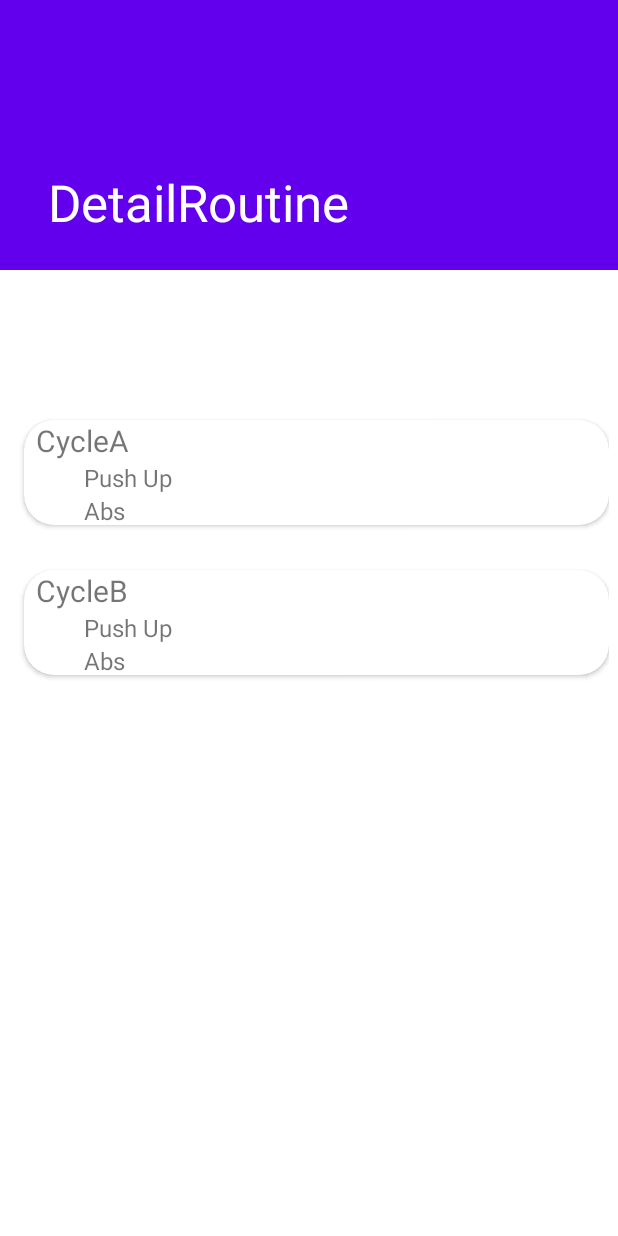
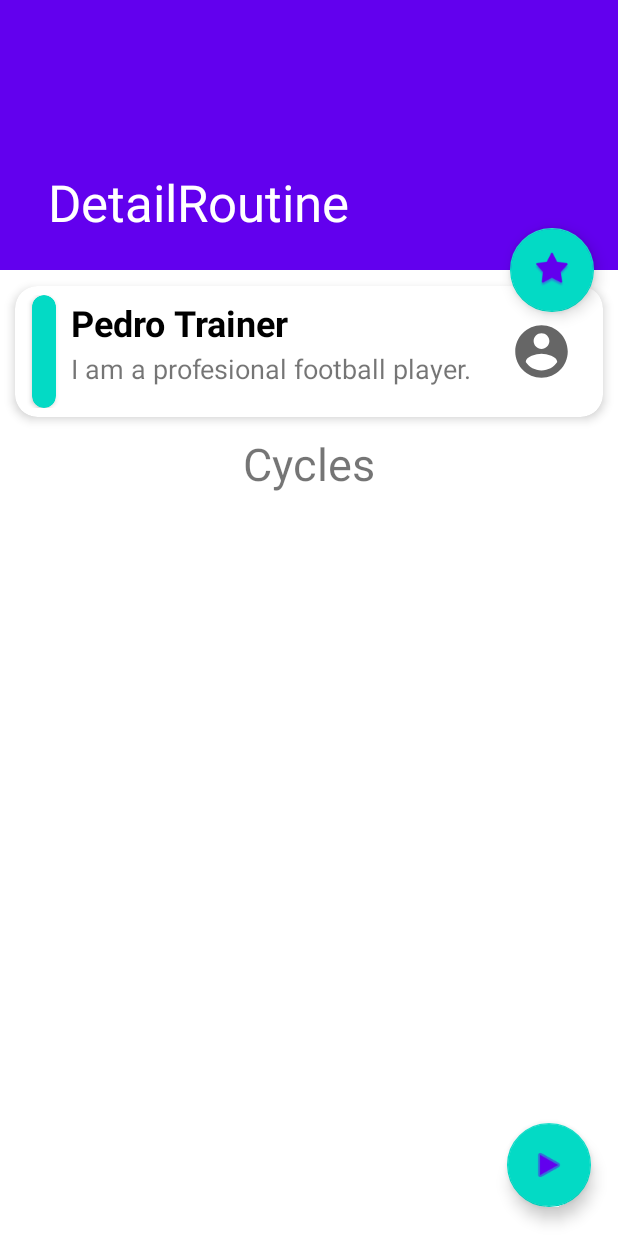
Before and after one commit to bsquillari/TrainMe, an Android app: the DetailRoutine screen opened directly, with no data from a screen before it, on a phone screen of 412 x 824 dp. Run offline under Robolectric (Android 15) with nearby library versions, the phone set to English and light mode, and no system bars.

Commit message:
Routine gaspar + Bruno

```diff
--- a/app/src/main/AndroidManifest.xml
+++ b/app/src/main/AndroidManifest.xml
@@ -26,6 +26,13 @@
             android:name=".MainActivity"
             android:exported="true"
             android:label="@string/title_activity_main" >
+
+        </activity>
+        <activity
+            android:name=".ui.login.LoginActivity"
+            android:exported="true"
+            android:label="@string/app_name">
+
             <intent-filter>
 
                 <!-- Lo que se va abrir -->
@@ -34,10 +41,6 @@
                 <category android:name="android.intent.category.LAUNCHER" />
             </intent-filter>
         </activity>
-        <activity
-            android:name=".ui.login.LoginActivity"
-            android:exported="true"
-            android:label="@string/app_name" />
     </application>
 
 </manifest>
--- a/app/src/main/java/com/trainme/MyRoutineRecyclerViewAdapter.java
+++ b/app/src/main/java/com/trainme/MyRoutineRecyclerViewAdapter.java
@@ -68,7 +68,7 @@ public class MyRoutineRecyclerViewAdapter extends RecyclerView.Adapter<MyRoutine
                 @Override
                 public void onClick(View view) {
 //                    Intent myIntent = new Intent(MainActivity.this, Detail.class);
-                    Intent myIntent = new Intent(myContext,Detail.class);
+                    Intent myIntent = new Intent(myContext,DetailRoutine.class);
                     myIntent.putExtra("ID", 123); //Optional parameters
                     myContext.startActivity(myIntent);
                 }
--- a/app/src/main/res/layout/activity_detail_routine.xml
+++ b/app/src/main/res/layout/activity_detail_routine.xml
@@ -35,6 +35,41 @@
     </com.google.android.material.appbar.AppBarLayout>
 
     <include layout="@layout/content_scrolling" />
+    <androidx.constraintlayout.widget.ConstraintLayout
+        android:layout_width="match_parent"
+        android:layout_height="match_parent">
+
+        <com.google.android.material.floatingactionbutton.FloatingActionButton
+            android:id="@+id/button_start_training"
+            android:layout_width="wrap_content"
+            android:layout_height="wrap_content"
+            android:clickable="true"
+            android:src="@android:drawable/ic_media_play"
+            app:layout_constraintBottom_toBottomOf="parent"
+            app:layout_constraintEnd_toEndOf="parent"
+            app:layout_constraintHorizontal_bias="0.95"
+            app:layout_constraintStart_toStartOf="parent"
+            app:layout_constraintTop_toTopOf="parent"
+            app:layout_constraintVertical_bias="0.975" />
+
+    </androidx.constraintlayout.widget.ConstraintLayout>
+
+    <com.google.android.material.floatingactionbutton.FloatingActionButton
+        android:id="@+id/favBtn"
+        android:layout_width="wrap_content"
+        android:layout_height="wrap_content"
+        android:clickable="true"
+        android:src="@android:drawable/star_big_off"
+        android:layout_marginRight="16dp"
+        app:layout_anchor="@+id/app_bar"
+        app:layout_anchorGravity="end|bottom" />
+
+    <!--        app:layout_constraintBottom_toBottomOf="parent"-->
+<!--        app:layout_constraintEnd_toEndOf="parent"-->
+<!--        app:layout_constraintHorizontal_bias="0.95"-->
+<!--        app:layout_constraintStart_toStartOf="parent"-->
+<!--        app:layout_constraintTop_toTopOf="parent"-->
+<!--        app:layout_constraintVertical_bias="0.975" />-->
 
 <!--    <com.google.android.material.floatingactionbutton.FloatingActionButton-->
 <!--        android:id="@+id/fab"-->
--- a/app/src/main/res/layout/content_scrolling.xml
+++ b/app/src/main/res/layout/content_scrolling.xml
@@ -8,97 +8,100 @@
     tools:context=".DetailRoutine"
     tools:showIn="@layout/activity_detail_routine">
 
-    <androidx.constraintlayout.widget.ConstraintLayout
-        android:layout_width="wrap_content"
-        android:layout_height="wrap_content">
+    <LinearLayout
+        android:layout_width="409dp"
+        android:layout_height="733dp"
+        android:layout_marginStart="1dp"
+        android:layout_marginEnd="1dp"
+        android:orientation="vertical"
+        app:layout_constraintBottom_toBottomOf="parent"
+        app:layout_constraintEnd_toEndOf="parent"
+        app:layout_constraintHorizontal_bias="0.0"
+        app:layout_constraintStart_toStartOf="parent"
+        app:layout_constraintTop_toTopOf="parent"
+        app:layout_constraintVertical_bias="1.0">
+
 
         <androidx.cardview.widget.CardView
-            android:id="@+id/cardView"
-            android:layout_width="390dp"
-            android:layout_height="70dp"
-            android:layout_marginStart="16dp"
-            android:layout_marginBottom="32dp"
-            app:cardCornerRadius="20dp"
-            app:expandOnClick="true"
-            app:layout_constraintBottom_toBottomOf="parent"
-            app:layout_constraintStart_toStartOf="parent"
-            app:layout_constraintTop_toTopOf="parent">
+            android:layout_width="match_parent"
+            android:layout_height="wrap_content"
+            android:orientation="horizontal"
+            android:animateLayoutChanges="true"
+            app:cardCornerRadius="15dp"
+            app:cardElevation="4dp"
+            app:cardUseCompatPadding="true">
+            <RelativeLayout
+                android:layout_width="match_parent"
+                android:layout_height="wrap_content"
+                android:orientation="horizontal"
+                android:padding="6dp">
+                <ImageView
+                    android:layout_width="70dp"
+                    android:layout_height="70dp"
+                    android:id="@+id/iconImageView"
+                    android:layout_alignParentEnd="true"
+                    android:layout_centerVertical="true"
+                    android:paddingLeft="14dp"
+                    android:paddingRight="14dp"
+                    android:src="@drawable/ic_baseline_account_circle_24"
+                    />
+                <androidx.cardview.widget.CardView
+                    android:layout_width="@dimen/activity_horizontal_margin"
+                    android:layout_height="75dp"
+                    android:id="@+id/colorPill"
+                    app:cardBackgroundColor="@color/teal_200"
+                    app:cardCornerRadius="10dp"
+                    android:layout_marginStart="5dp"
+                    />
 
-
-            <LinearLayout
-                android:layout_width="match_parent"
-                android:layout_height="match_parent"
-                android:layout_marginStart="8dp"
-                android:layout_marginLeft="8dp"
-                android:orientation="vertical">
-
-                <TextView
+                <LinearLayout
+                    android:id="@+id/linearLayout"
                     android:layout_width="wrap_content"
                     android:layout_height="wrap_content"
-                    android:text="CycleA"
-                    android:textSize="20dp" />
+                    android:layout_alignParentTop="true"
+                    android:layout_marginStart="10dp"
+                    android:layout_marginTop="2dp"
+                    android:layout_toEndOf="@id/colorPill"
+                    android:orientation="vertical">
+                    <TextView
+                        android:id="@+id/nameTextView"
+                        android:layout_width="wrap_content"
+                        android:layout_height="wrap_content"
+                        android:layout_marginBottom="2dp"
+                        android:text="Pedro Trainer"
+                        android:textColor="@android:color/black"
+                        android:textSize="24sp"
+                        android:textStyle="bold" />
+                    <TextView
+                        android:id="@+id/descriptionTextView"
+                        android:layout_width="wrap_content"
+                        android:layout_height="wrap_content"
+                        android:text="I am a profesional football player."
+                        android:textSize="18sp"/>
+                    <!-- TODO: La descripción no baja de renglon. -->
+                </LinearLayout>
 
-                <TextView
-                    android:layout_width="wrap_content"
-                    android:layout_height="wrap_content"
-                    android:layout_marginLeft="32dp"
-                    android:text="Push Up"
-                    android:textSize="16dp" />
+            </RelativeLayout>
+        </androidx.cardview.widget.CardView>
+        <TextView
+            android:layout_width="wrap_content"
+            android:layout_height="wrap_content"
+            android:text="@string/cycles"
+            android:layout_gravity="center"
+            android:textSize="@dimen/text_title"
+            />
+        <ExpandableListView
+            xmlns:tools="http://schemas.android.com/tools"
+            android:id="@+id/list"
+            android:name="com.trainme.RoutinesFragment"
+            android:layout_width="match_parent"
+            android:layout_height="match_parent"
+            android:layout_marginLeft="16dp"
+            android:layout_marginRight="16dp"
+            app:layoutManager="LinearLayoutManager"
+            tools:context=".cyclesFragment"
+            tools:listitem="@layout/fragment_cycles"/>
 
-                <TextView
-                    android:layout_width="wrap_content"
-                    android:layout_height="wrap_content"
-                    android:layout_marginLeft="32dp"
-                    android:text="Abs"
-                    android:textSize="16dp" />
+    </LinearLayout>
 
-
-            </LinearLayout>
-        </androidx.cardview.widget.CardView>
-
-        <androidx.cardview.widget.CardView
-            android:id="@+id/cardView2"
-            android:layout_width="390dp"
-            android:layout_height="70dp"
-            android:layout_marginStart="16dp"
-            android:layout_marginTop="200dp"
-            android:layout_marginBottom="32dp"
-            app:cardCornerRadius="20dp"
-            app:expandOnClick="true"
-            app:layout_constraintBottom_toBottomOf="parent"
-            app:layout_constraintStart_toStartOf="parent"
-            app:layout_constraintTop_toTopOf="parent">
-
-
-            <LinearLayout
-                android:layout_width="355dp"
-                android:layout_height="match_parent"
-                android:layout_marginStart="8dp"
-                android:layout_marginLeft="8dp"
-                android:orientation="vertical">
-
-                <TextView
-                    android:layout_width="wrap_content"
-                    android:layout_height="wrap_content"
-                    android:text="CycleB"
-                    android:textSize="20dp" />
-
-                <TextView
-                    android:layout_width="wrap_content"
-                    android:layout_height="wrap_content"
-                    android:layout_marginLeft="32dp"
-                    android:text="Push Up"
-                    android:textSize="16dp" />
-
-                <TextView
-                    android:layout_width="wrap_content"
-                    android:layout_height="wrap_content"
-                    android:layout_marginLeft="32dp"
-                    android:text="Abs"
-                    android:textSize="16dp" />
-
-
-            </LinearLayout>
-        </androidx.cardview.widget.CardView>
-    </androidx.constraintlayout.widget.ConstraintLayout>
 </androidx.core.widget.NestedScrollView>
--- a/app/src/main/res/values-land/dimens.xml
+++ b/app/src/main/res/values-land/dimens.xml
@@ -2,6 +2,5 @@
     <dimen name="activity_horizontal_margin">48dp</dimen>
     <dimen name="fab_margin">48dp</dimen>
     <dimen name="text_margin">48dp</dimen>
-    <dimen name="fab_margin">48dp</dimen>
     <dimen name="text_title">35sp</dimen>
 </resources>
```
